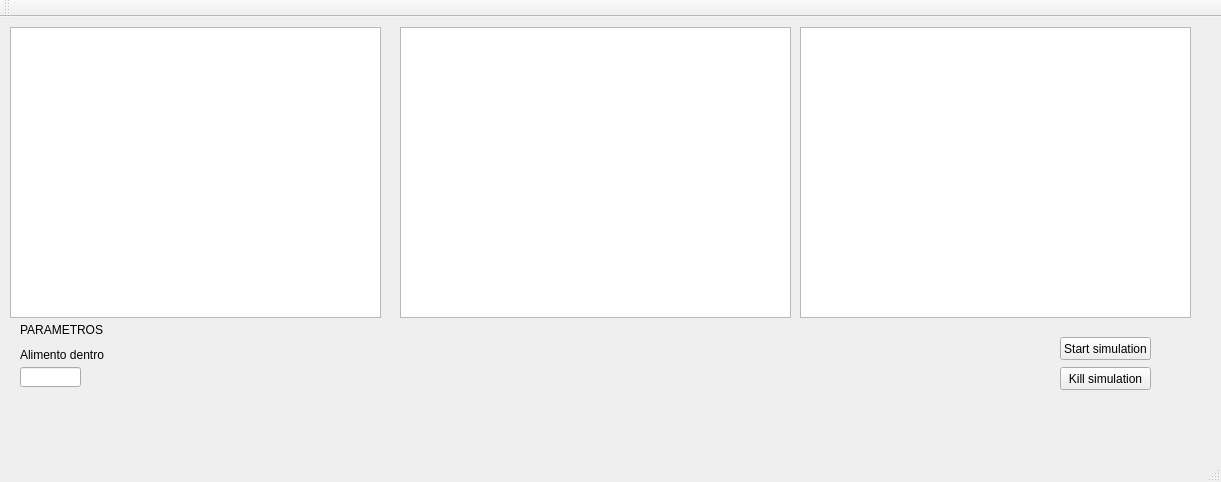
First picture: the form in maincontrol.ui, repository vultor33/BacteriaGraphic, before the edit.
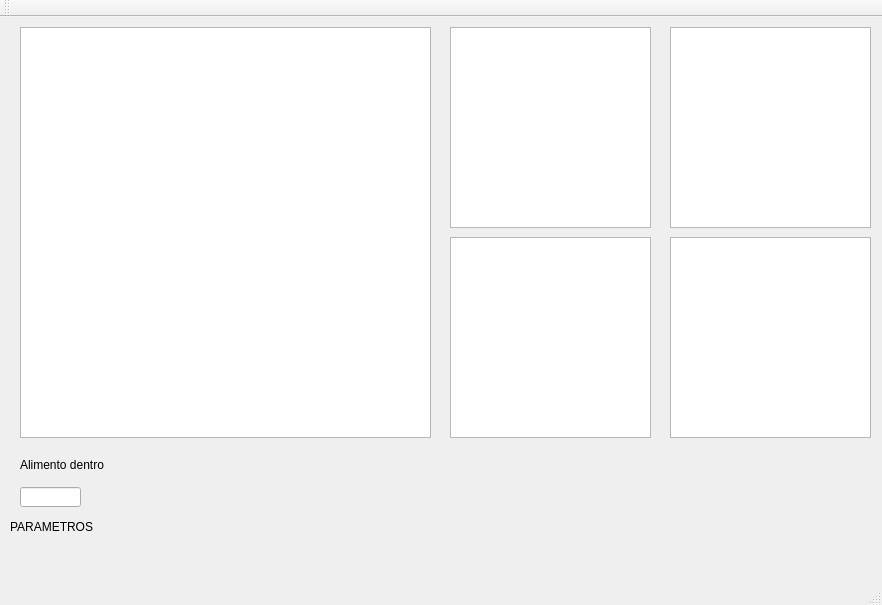
Second picture: the form after the edit.

Diff of the .ui file:
```diff
--- a/maincontrol.ui
+++ b/maincontrol.ui
@@ -6,8 +6,8 @@
    <rect>
     <x>0</x>
     <y>0</y>
-    <width>1221</width>
-    <height>482</height>
+    <width>882</width>
+    <height>605</height>
    </rect>
   </property>
   <property name="windowTitle">
@@ -17,30 +17,20 @@
    <widget class="QGraphicsView" name="animation">
     <property name="geometry">
      <rect>
-      <x>10</x>
+      <x>20</x>
       <y>10</y>
-      <width>371</width>
-      <height>291</height>
+      <width>411</width>
+      <height>411</height>
      </rect>
     </property>
    </widget>
    <widget class="QGraphicsView" name="plot1">
     <property name="geometry">
      <rect>
-      <x>400</x>
+      <x>670</x>
       <y>10</y>
-      <width>391</width>
-      <height>291</height>
-     </rect>
-    </property>
-   </widget>
-   <widget class="QGraphicsView" name="plot2">
-    <property name="geometry">
-     <rect>
-      <x>800</x>
-      <y>10</y>
-      <width>391</width>
-      <height>291</height>
+      <width>201</width>
+      <height>201</height>
      </rect>
     </property>
    </widget>
@@ -48,7 +38,7 @@
     <property name="geometry">
      <rect>
       <x>20</x>
-      <y>350</y>
+      <y>470</y>
       <width>61</width>
       <height>20</height>
      </rect>
@@ -60,8 +50,8 @@
    <widget class="QLabel" name="label">
     <property name="geometry">
      <rect>
-      <x>20</x>
-      <y>303</y>
+      <x>10</x>
+      <y>500</y>
       <width>101</width>
       <height>20</height>
      </rect>
@@ -74,7 +64,7 @@
     <property name="geometry">
      <rect>
       <x>20</x>
-      <y>330</y>
+      <y>440</y>
       <width>91</width>
       <height>16</height>
      </rect>
@@ -109,6 +99,36 @@
      <string>Kill simulation</string>
     </property>
    </widget>
+   <widget class="QGraphicsView" name="plotResiduo">
+    <property name="geometry">
+     <rect>
+      <x>670</x>
+      <y>220</y>
+      <width>201</width>
+      <height>201</height>
+     </rect>
+    </property>
+   </widget>
+   <widget class="QGraphicsView" name="plotAlimento">
+    <property name="geometry">
+     <rect>
+      <x>450</x>
+      <y>10</y>
+      <width>201</width>
+      <height>201</height>
+     </rect>
+    </property>
+   </widget>
+   <widget class="QGraphicsView" name="plotMetabolito">
+    <property name="geometry">
+     <rect>
+      <x>450</x>
+      <y>220</y>
+      <width>201</width>
+      <height>201</height>
+     </rect>
+    </property>
+   </widget>
   </widget>
   <widget class="QMenuBar" name="menuBar">
    <property name="geometry">
```
Left out of the diff: 4 changed lines with no effect on the pictures.
